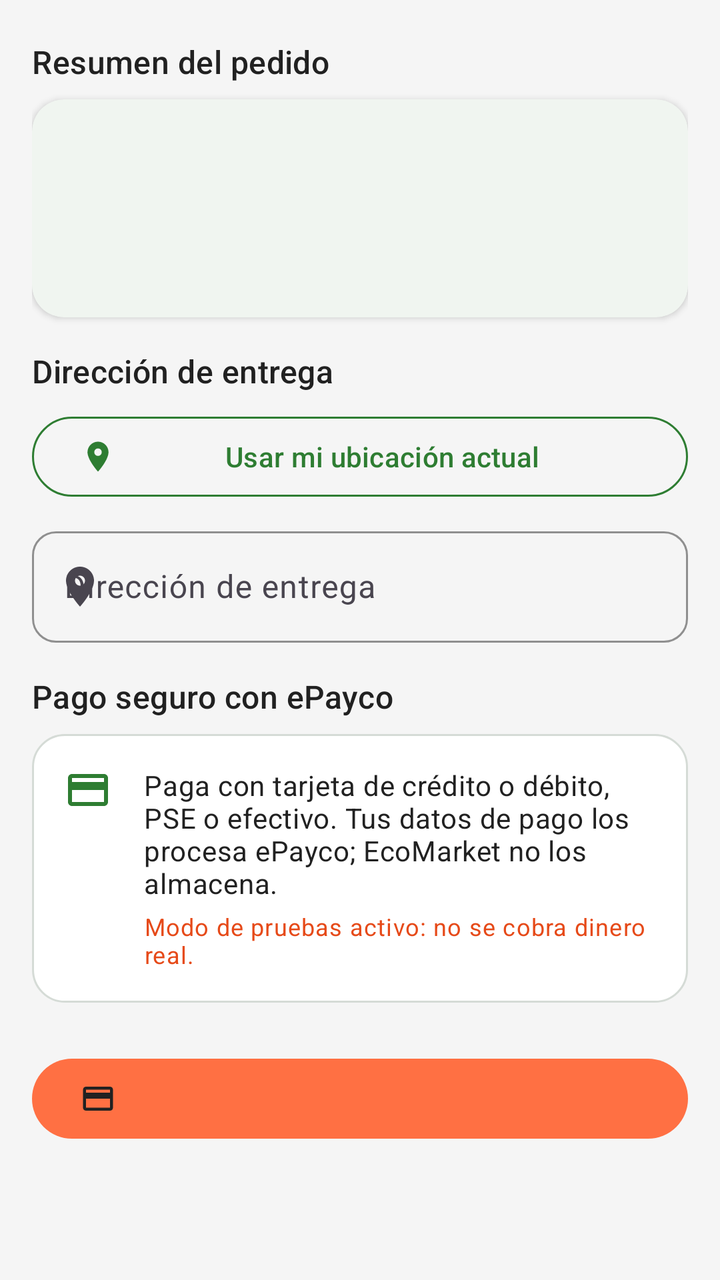
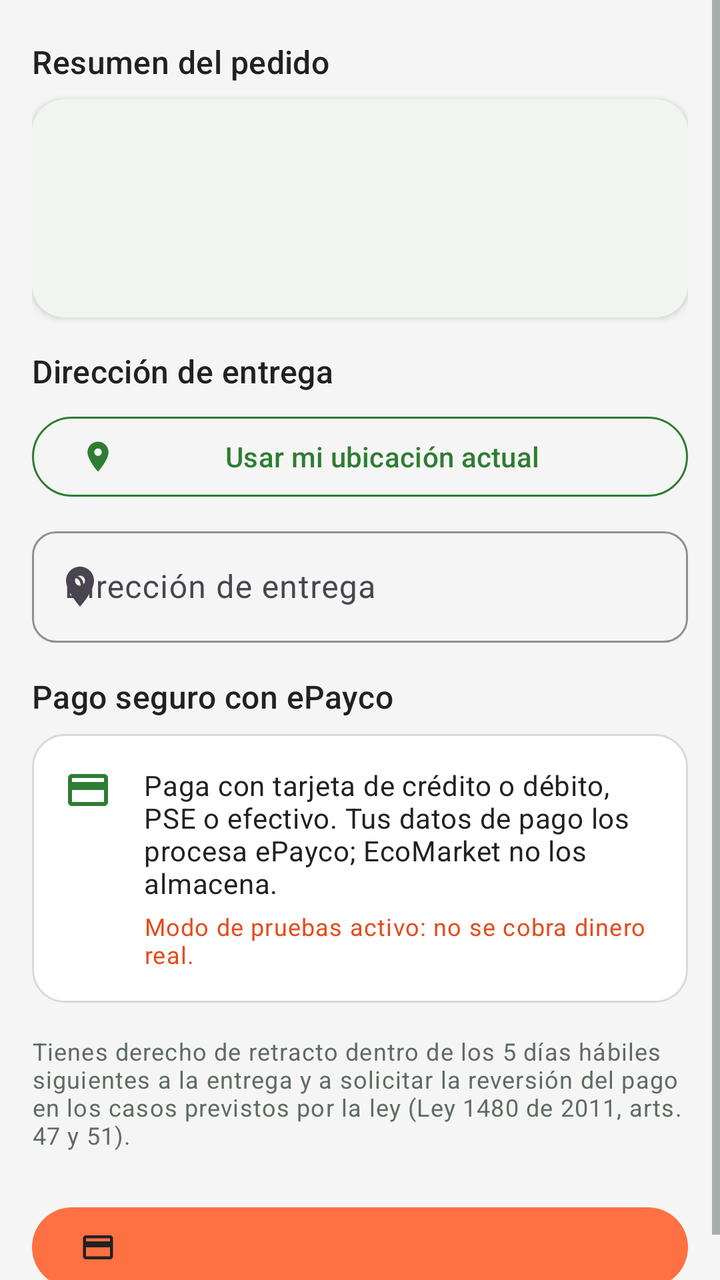

The first picture is an Android layout as it rendered before a commit; the second is the same layout after the commit. The layout source and the unified diff follow.
<!-- AndroidManifest.xml: application theme Theme.EcoMarket -->
<!-- res/layout/fragment_checkout.xml -->
<?xml version="1.0" encoding="utf-8"?>
<ScrollView xmlns:android="http://schemas.android.com/apk/res/android"
    xmlns:app="http://schemas.android.com/apk/res-auto"
    android:layout_width="match_parent"
    android:layout_height="match_parent">

    <LinearLayout
        android:layout_width="match_parent"
        android:layout_height="wrap_content"
        android:orientation="vertical"
        android:padding="@dimen/space_m">

        <com.google.android.material.progressindicator.LinearProgressIndicator
            android:id="@+id/progress"
            android:layout_width="match_parent"
            android:layout_height="wrap_content"
            android:indeterminate="true"
            android:visibility="invisible"
            app:indicatorColor="@color/eco_orange" />

        <TextView
            style="@style/Section.Header"
            android:layout_marginTop="0dp"
            android:text="@string/checkout_summary" />

        <com.google.android.material.card.MaterialCardView
            style="@style/Card.Eco"
            android:layout_width="match_parent"
            android:layout_height="wrap_content"
            android:layout_margin="0dp">

            <LinearLayout
                android:layout_width="match_parent"
                android:layout_height="wrap_content"
                android:orientation="vertical"
                android:padding="@dimen/space_m">

                <TextView
                    android:id="@+id/txtOrderSummary"
                    android:layout_width="match_parent"
                    android:layout_height="wrap_content"
                    android:lineSpacingExtra="4dp"
                    android:textAppearance="@style/Text.Body" />

                <TextView
                    android:id="@+id/txtOrderTotals"
                    android:layout_width="match_parent"
                    android:layout_height="wrap_content"
                    android:layout_marginTop="@dimen/space_s"
                    android:lineSpacingExtra="4dp"
                    android:textAppearance="@style/Text.Body" />

                <TextView
                    android:id="@+id/txtOrderTotal"
                    android:layout_width="match_parent"
                    android:layout_height="wrap_content"
                    android:layout_marginTop="@dimen/space_xs"
                    android:textAppearance="@style/Text.Title"
                    android:textColor="@color/eco_green" />
            </LinearLayout>
        </com.google.android.material.card.MaterialCardView>

        <TextView
            style="@style/Section.Header"
            android:text="@string/checkout_address" />

        <com.google.android.material.button.MaterialButton
            android:id="@+id/btnLocation"
            style="@style/Button.Outlined"
            android:layout_width="match_parent"
            android:layout_height="wrap_content"
            android:text="@string/action_use_location"
            app:icon="@drawable/ic_location"
            app:iconTint="@color/eco_green" />

        <com.google.android.material.textfield.TextInputLayout
            android:id="@+id/tilAddress"
            style="@style/Input.Eco"
            android:layout_width="match_parent"
            android:layout_height="wrap_content"
            android:hint="@string/hint_address"
            app:startIconDrawable="@drawable/ic_location">

            <com.google.android.material.textfield.TextInputEditText
                android:id="@+id/etAddress"
                android:layout_width="match_parent"
                android:layout_height="wrap_content"
                android:inputType="textPostalAddress|textMultiLine"
                android:maxLines="3" />
        </com.google.android.material.textfield.TextInputLayout>

        <TextView
            android:id="@+id/txtCoordinates"
            android:layout_width="match_parent"
            android:layout_height="wrap_content"
            android:layout_marginTop="@dimen/space_xs"
            android:textAppearance="@style/Text.Caption"
            android:visibility="gone" />

        <TextView
            style="@style/Section.Header"
            android:text="@string/checkout_payment" />

        <LinearLayout
            android:layout_width="match_parent"
            android:layout_height="wrap_content"
            android:background="@drawable/bg_kpi_card"
            android:orientation="horizontal"
            android:padding="@dimen/space_m">

            <ImageView
                android:layout_width="@dimen/icon_size"
                android:layout_height="@dimen/icon_size"
                android:importantForAccessibility="no"
                android:src="@drawable/ic_payment"
                app:tint="@color/eco_green" />

            <LinearLayout
                android:layout_width="0dp"
                android:layout_height="wrap_content"
                android:layout_marginStart="@dimen/space_m"
                android:layout_weight="1"
                android:orientation="vertical">

                <TextView
                    android:layout_width="match_parent"
                    android:layout_height="wrap_content"
                    android:text="@string/checkout_payment_body"
                    android:textAppearance="@style/Text.Body" />

                <TextView
                    android:id="@+id/txtTestMode"
                    android:layout_width="match_parent"
                    android:layout_height="wrap_content"
                    android:layout_marginTop="@dimen/space_xs"
                    android:text="@string/checkout_test_mode"
                    android:textAppearance="@style/Text.Caption"
                    android:textColor="@color/eco_orange_dark" />
            </LinearLayout>
        </LinearLayout>

        <com.google.android.material.button.MaterialButton
            android:id="@+id/btnPay"
            style="@style/Button.Accent"
            android:layout_width="match_parent"
            android:layout_height="wrap_content"
            android:layout_marginTop="@dimen/space_l"
            app:icon="@drawable/ic_payment"
            app:iconTint="@color/eco_text_primary" />
    </LinearLayout>
</ScrollView>
<!-- resources referenced by this layout -->
<resources>
  <color name="eco_green">#2E7D32</color>
  <color name="eco_orange">#FF7043</color>
  <color name="eco_orange_dark">#E64A19</color>
  <color name="eco_text_primary">#212121</color>
  <dimen name="icon_size">24dp</dimen>
  <dimen name="space_l">24dp</dimen>
  <dimen name="space_m">16dp</dimen>
  <dimen name="space_s">8dp</dimen>
  <dimen name="space_xs">4dp</dimen>
  <!-- drawable bg_kpi_card (drawable) -->
  <?xml version="1.0" encoding="utf-8"?>
  <shape xmlns:android="http://schemas.android.com/apk/res/android" android:shape="rectangle">
      <solid android:color="@color/eco_white" />
      <stroke android:width="@dimen/stroke_thin" android:color="@color/eco_gray_border" />
      <corners android:radius="@dimen/radius_card" />
  </shape>
  <string name="action_use_location">Usar mi ubicación actual</string>
  <string name="checkout_address">Dirección de entrega</string>
  <string name="checkout_payment">Pago seguro con ePayco</string>
  <string name="checkout_payment_body">Paga con tarjeta de crédito o débito, PSE o efectivo. Tus datos de pago los procesa ePayco; EcoMarket no los almacena.</string>
  <string name="checkout_summary">Resumen del pedido</string>
  <string name="checkout_test_mode">Modo de pruebas activo: no se cobra dinero real.</string>
  <string name="hint_address">Dirección de entrega</string>
  <style name="Button.Accent" parent="Button.Primary">
          <item name="backgroundTint">@color/eco_orange</item>
          <item name="android:textColor">@color/eco_text_primary</item>
      </style>
  <style name="Card.Eco" parent="Widget.Material3.CardView.Elevated">
          <item name="cardBackgroundColor">@color/eco_white</item>
          <item name="cardCornerRadius">@dimen/radius_card</item>
          <item name="cardElevation">@dimen/elevation_card</item>
          <item name="android:layout_margin">@dimen/space_s</item>
      </style>
  <style name="Text.Body" parent="TextAppearance.Material3.BodyMedium">
          <item name="android:textSize">@dimen/text_body</item>
          <item name="android:textColor">@color/eco_text_primary</item>
      </style>
  <style name="Text.Caption" parent="TextAppearance.Material3.BodySmall">
          <item name="android:textSize">@dimen/text_caption</item>
          <item name="android:textColor">@color/eco_text_secondary</item>
      </style>
  <style name="Text.Title" parent="TextAppearance.Material3.TitleLarge">
          <item name="android:textSize">@dimen/text_title</item>
          <item name="android:textStyle">bold</item>
          <item name="android:textColor">@color/eco_text_primary</item>
      </style>
  <color name="eco_white">#FFFFFF</color>
  <dimen name="stroke_thin">1dp</dimen>
  <color name="eco_gray_border">#D5DBD6</color>
  <dimen name="radius_card">16dp</dimen>
  <dimen name="text_body">14sp</dimen>
  <dimen name="radius_button">24dp</dimen>
  <dimen name="elevation_card">2dp</dimen>
  <style name="Text.Subtitle" parent="TextAppearance.Material3.TitleMedium">
          <item name="android:textSize">@dimen/text_subtitle</item>
          <item name="android:fontFamily">sans-serif-medium</item>
          <item name="android:textColor">@color/eco_text_primary</item>
      </style>
  <dimen name="text_caption">12sp</dimen>
  <color name="eco_text_secondary">#5F6B62</color>
  <dimen name="text_title">20sp</dimen>
  <color name="eco_green_light">#A5D6A7</color>
  <color name="eco_green_dark">#1B5E20</color>
  <color name="eco_green_surface">#E8F5E9</color>
  <color name="eco_background">#FFFFFF</color>
  <color name="eco_error">#C62828</color>
  <color name="eco_gray_light">#F5F5F5</color>
  <dimen name="text_subtitle">16sp</dimen>
  <!-- unchanged entries left out for length: 7 -->
</resources>

<!-- the commit's change to res/layout/fragment_checkout.xml (unified diff, before → after) -->
@@ -139,6 +139,13 @@
             </LinearLayout>
         </LinearLayout>
 
+        <TextView
+            android:layout_width="match_parent"
+            android:layout_height="wrap_content"
+            android:layout_marginTop="@dimen/space_m"
+            android:text="@string/checkout_consumer_rights"
+            android:textAppearance="@style/Text.Caption" />
+
         <com.google.android.material.button.MaterialButton
             android:id="@+id/btnPay"
             style="@style/Button.Accent"
<!-- resource entries referenced after the edit -->
@@ -18,6 +18,7 @@
   </shape>
   <string name="action_use_location">Usar mi ubicación actual</string>
   <string name="checkout_address">Dirección de entrega</string>
+  <string name="checkout_consumer_rights">Tienes derecho de retracto dentro de los 5 días hábiles siguientes a la entrega y a solicitar la reversión del pago en los casos previstos por la ley (Ley 1480 de 2011, arts. 47 y 51).</string>
   <string name="checkout_payment">Pago seguro con ePayco</string>
   <string name="checkout_payment_body">Paga con tarjeta de crédito o débito, PSE o efectivo. Tus datos de pago los procesa ePayco; EcoMarket no los almacena.</string>
   <string name="checkout_summary">Resumen del pedido</string>
